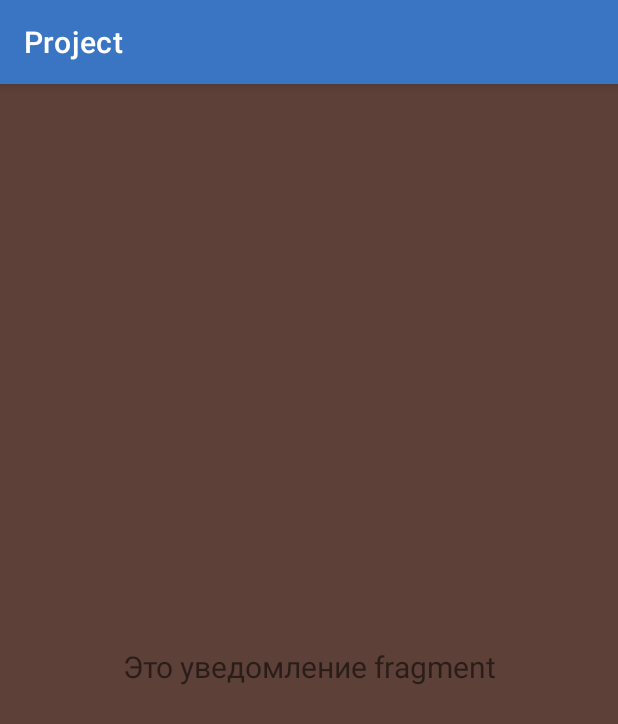
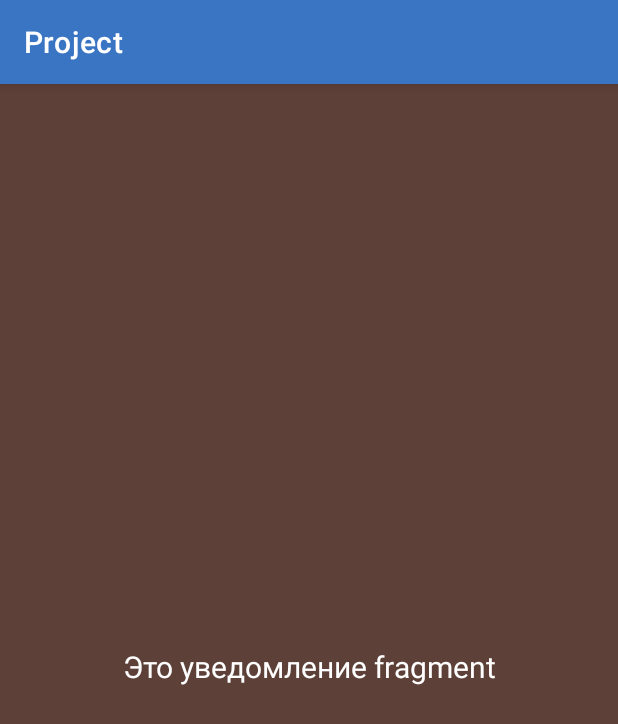
Before and after one commit to Ivan-Master/Project_2905, an Android app: the fragment NotifFragment shown on its own in the app's theme, on a phone screen of 412 x 824 dp. Shown: the top 724 px of the screen. Run offline under Robolectric (Android 15) with nearby library versions, the phone set to English and light mode, and no system bars; 1 statement that could not run was skipped.

Commit message:
Поменял цвет в разделе "Помощь"

```diff
--- a/app/src/main/java/com/example/project/MainActivity.java
+++ b/app/src/main/java/com/example/project/MainActivity.java
@@ -36,7 +36,7 @@ public class MainActivity extends AppCompatActivity {
         binding.appBarMain.fab.setOnClickListener(new View.OnClickListener() {
             @Override
             public void onClick(View view) {
-                Snackbar.make(view, "Replace with your own action", Snackbar.LENGTH_LONG)
+                Snackbar.make(view, "Хорошего вам дня!", Snackbar.LENGTH_LONG)
                         .setAction("Action", null).show();
             }
         });
--- a/app/src/main/java/com/example/project/ui/notif/NotifFragment.java
+++ b/app/src/main/java/com/example/project/ui/notif/NotifFragment.java
@@ -17,6 +17,7 @@ import androidx.lifecycle.ViewModelProvider;
 import com.example.project.CustomArrayAdapter;
 import com.example.project.ListItemClass;
 import com.example.project.R;
+
 import com.example.project.databinding.FragmentNotifBinding;
 
 import org.jsoup.Jsoup;
@@ -50,7 +51,7 @@ public class NotifFragment extends Fragment {
 
         final TextView textView = binding.textNotif;
 
-        listView = (ListView)root.findViewById(R.id.listView_notif);
+        //listView = (ListView)root.findViewById(R.id.listView_notif);
         arrayList = new ArrayList<>();
         adapter = new CustomArrayAdapter(getActivity(), R.layout.listitem1, arrayList, getLayoutInflater());
         listView.setAdapter(adapter);
--- a/app/src/main/res/layout/activity_main.xml
+++ b/app/src/main/res/layout/activity_main.xml
@@ -1,5 +1,6 @@
 <?xml version="1.0" encoding="utf-8"?>
-<androidx.drawerlayout.widget.DrawerLayout xmlns:android="http://schemas.android.com/apk/res/android"
+<androidx.drawerlayout.widget.DrawerLayout
+    xmlns:android="http://schemas.android.com/apk/res/android"
     xmlns:app="http://schemas.android.com/apk/res-auto"
     xmlns:tools="http://schemas.android.com/tools"
     android:id="@+id/drawer_layout"
--- a/app/src/main/res/layout/fragment_notif.xml
+++ b/app/src/main/res/layout/fragment_notif.xml
@@ -1,5 +1,6 @@
 <?xml version="1.0" encoding="utf-8"?>
-<androidx.constraintlayout.widget.ConstraintLayout xmlns:android="http://schemas.android.com/apk/res/android"
+<androidx.constraintlayout.widget.ConstraintLayout
+    xmlns:android="http://schemas.android.com/apk/res/android"
     xmlns:app="http://schemas.android.com/apk/res-auto"
     xmlns:tools="http://schemas.android.com/tools"
     android:layout_width="match_parent"
@@ -17,19 +18,12 @@
         android:layout_marginEnd="8dp"
         android:textAlignment="center"
         android:textSize="20sp"
+        android:text="В разработке"
+        android:textColor="@color/white"
         app:layout_constraintBottom_toBottomOf="parent"
         app:layout_constraintEnd_toEndOf="parent"
         app:layout_constraintStart_toStartOf="parent"
         app:layout_constraintTop_toTopOf="parent" />
 
-    <ListView
-        android:id="@+id/listView_notif"
-        android:layout_width="409dp"
-        android:layout_height="354dp"
-        app:layout_constraintBottom_toBottomOf="parent"
-        app:layout_constraintEnd_toEndOf="parent"
-        app:layout_constraintHorizontal_bias="0.0"
-        app:layout_constraintStart_toStartOf="parent"
-        app:layout_constraintTop_toTopOf="parent"
-        app:layout_constraintVertical_bias="0.262" />
+
 </androidx.constraintlayout.widget.ConstraintLayout>
```
